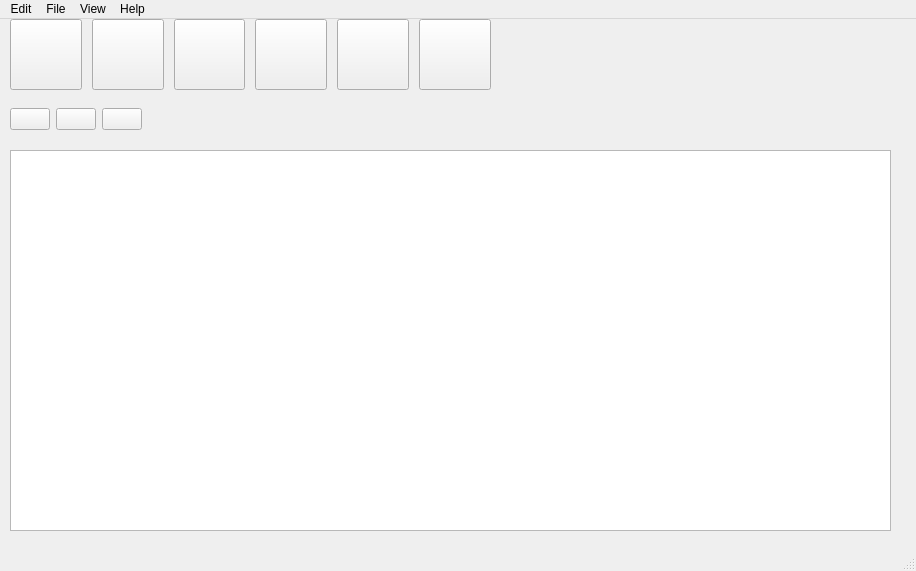
Above: mainwindow.ui from Filimon4/python_file_manager before the change. Below: the same form after it.
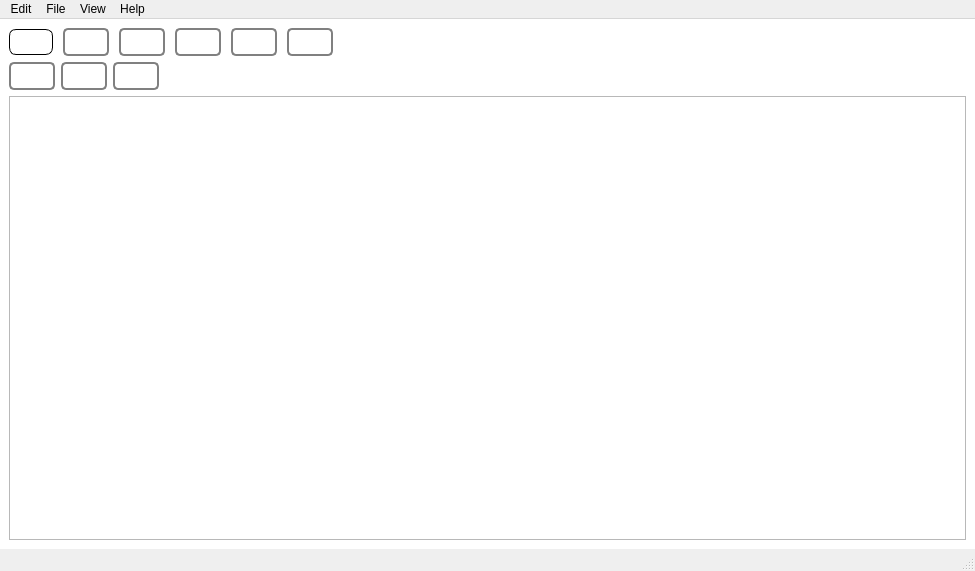
That is the form after the change. Icons and pictures are not drawn.

Diff of the .ui file:
```diff
--- a/mainwindow.ui
+++ b/mainwindow.ui
@@ -6,34 +6,75 @@
    <rect>
     <x>0</x>
     <y>0</y>
-    <width>916</width>
+    <width>975</width>
     <height>571</height>
    </rect>
   </property>
+  <property name="sizePolicy">
+   <sizepolicy hsizetype="Expanding" vsizetype="Expanding">
+    <horstretch>0</horstretch>
+    <verstretch>0</verstretch>
+   </sizepolicy>
+  </property>
   <property name="tabletTracking">
    <bool>false</bool>
   </property>
   <property name="windowTitle">
    <string>MainWindow</string>
   </property>
+  <property name="styleSheet">
+   <string notr="true">#centralwidget {
+	background-color: rgb(255, 255, 255);
+}
+
+#copy_btn {
+	border: 1px solid black;
+	border-radius: 7px;
+	padding: 5px;
+	
+}
+
+#copy_btn:hover {
+	background-color: rgb(0, 141, 197);
+	border: 1px solid rgb(0, 172, 240);
+}
+
+QPushButton {
+    background-color: transparent;
+    border: 2px solid #808080;
+	padding: 5px;
+	border-radius: 5px;
+}
+            
+QPushButton:hover {
+	background-color: #87CEFA; /* Light blue on hover */
+}
+            
+QPushButton:pressed {
+	border: 2px solid #0000FF; /* Blue border on press */
+}
+</string>
+  </property>
   <widget class="QWidget" name="centralwidget">
-   <widget class="QWidget" name="horizontalLayoutWidget">
-    <property name="geometry">
-     <rect>
-      <x>10</x>
-      <y>0</y>
-      <width>481</width>
-      <height>71</height>
-     </rect>
-    </property>
-    <layout class="QHBoxLayout" name="horizontalLayout" stretch="0,0,0,0,0,0">
+   <property name="sizePolicy">
+    <sizepolicy hsizetype="Expanding" vsizetype="Expanding">
+     <horstretch>0</horstretch>
+     <verstretch>0</verstretch>
+    </sizepolicy>
+   </property>
+   <layout class="QVBoxLayout" name="verticalLayout">
+    <item>
+     <layout class="QHBoxLayout" name="horizontalLayout" stretch="0,0,0,0,0,0,0">
      <property name="spacing">
       <number>10</number>
      </property>
+      <property name="sizeConstraint">
+       <enum>QLayout::SetMaximumSize</enum>
+      </property>
      <item>
       <widget class="QPushButton" name="copy_btn">
        <property name="sizePolicy">
-        <sizepolicy hsizetype="Minimum" vsizetype="Expanding">
+         <sizepolicy hsizetype="Maximum" vsizetype="Maximum">
          <horstretch>0</horstretch>
          <verstretch>0</verstretch>
         </sizepolicy>
@@ -56,7 +97,7 @@
      <item>
       <widget class="QPushButton" name="cut_btn">
        <property name="sizePolicy">
-        <sizepolicy hsizetype="Minimum" vsizetype="Expanding">
+         <sizepolicy hsizetype="Maximum" vsizetype="Maximum">
          <horstretch>0</horstretch>
          <verstretch>0</verstretch>
         </sizepolicy>
@@ -79,7 +120,7 @@
      <item>
       <widget class="QPushButton" name="paste_btn">
        <property name="sizePolicy">
-        <sizepolicy hsizetype="Minimum" vsizetype="Expanding">
+         <sizepolicy hsizetype="Maximum" vsizetype="Maximum">
          <horstretch>0</horstretch>
          <verstretch>0</verstretch>
         </sizepolicy>
@@ -102,7 +143,7 @@
      <item>
       <widget class="QPushButton" name="newFile_btn">
        <property name="sizePolicy">
-        <sizepolicy hsizetype="Minimum" vsizetype="Expanding">
+         <sizepolicy hsizetype="Maximum" vsizetype="Maximum">
          <horstretch>0</horstretch>
          <verstretch>0</verstretch>
         </sizepolicy>
@@ -125,7 +166,7 @@
      <item>
       <widget class="QPushButton" name="newFolder_btn">
        <property name="sizePolicy">
-        <sizepolicy hsizetype="Minimum" vsizetype="Expanding">
+         <sizepolicy hsizetype="Maximum" vsizetype="Maximum">
          <horstretch>0</horstretch>
          <verstretch>0</verstretch>
         </sizepolicy>
@@ -148,7 +189,7 @@
      <item>
       <widget class="QPushButton" name="delete_btn">
        <property name="sizePolicy">
-        <sizepolicy hsizetype="Minimum" vsizetype="Expanding">
+         <sizepolicy hsizetype="Maximum" vsizetype="Maximum">
          <horstretch>0</horstretch>
          <verstretch>0</verstretch>
         </sizepolicy>
@@ -168,17 +209,31 @@
        </property>
       </widget>
      </item>
-    </layout>
-   </widget>
-   <widget class="QWidget" name="horizontalLayoutWidget_2">
-    <property name="geometry">
-     <rect>
-      <x>10</x>
-      <y>80</y>
-      <width>881</width>
-      <height>41</height>
-     </rect>
-    </property>
+      <item>
+       <spacer name="horizontalSpacer">
+        <property name="sizePolicy">
+         <sizepolicy hsizetype="Expanding" vsizetype="Minimum">
+          <horstretch>0</horstretch>
+          <verstretch>0</verstretch>
+         </sizepolicy>
+        </property>
+        <property name="orientation">
+         <enum>Qt::Horizontal</enum>
+        </property>
+        <property name="sizeType">
+         <enum>QSizePolicy::Expanding</enum>
+        </property>
+        <property name="sizeHint" stdset="0">
+         <size>
+          <width>250</width>
+          <height>20</height>
+         </size>
+        </property>
+       </spacer>
+      </item>
+     </layout>
+    </item>
+    <item>
     <layout class="QHBoxLayout" name="horizontalLayout_2" stretch="1,1,1,8,4">
      <item>
       <widget class="QPushButton" name="undo_btn">
@@ -205,6 +260,9 @@
      </item>
      <item>
       <widget class="QPushButton" name="redo_btn">
+        <property name="enabled">
+         <bool>true</bool>
+        </property>
        <property name="sizePolicy">
         <sizepolicy hsizetype="Fixed" vsizetype="Fixed">
          <horstretch>0</horstretch>
@@ -261,19 +319,12 @@
       </widget>
      </item>
     </layout>
-   </widget>
+    </item>
+    <item>
    <widget class="QTreeView" name="treeView">
     <property name="enabled">
      <bool>true</bool>
     </property>
-    <property name="geometry">
-     <rect>
-      <x>10</x>
-      <y>131</y>
-      <width>881</width>
-      <height>381</height>
-     </rect>
-    </property>
     <property name="sizePolicy">
      <sizepolicy hsizetype="Expanding" vsizetype="Expanding">
       <horstretch>0</horstretch>
@@ -286,15 +337,23 @@
       <height>0</height>
      </size>
     </property>
-   </widget>
+      <property name="maximumSize">
+       <size>
+        <width>1000000</width>
+        <height>100000</height>
+       </size>
+      </property>
+     </widget>
+    </item>
+   </layout>
   </widget>
   <widget class="QMenuBar" name="menubar">
    <property name="geometry">
     <rect>
      <x>0</x>
      <y>0</y>
-     <width>916</width>
-     <height>25</height>
+     <width>975</width>
+     <height>26</height>
     </rect>
    </property>
    <widget class="QMenu" name="menuEdit">
```
Lines whose indentation alone changed are shown as unchanged.
